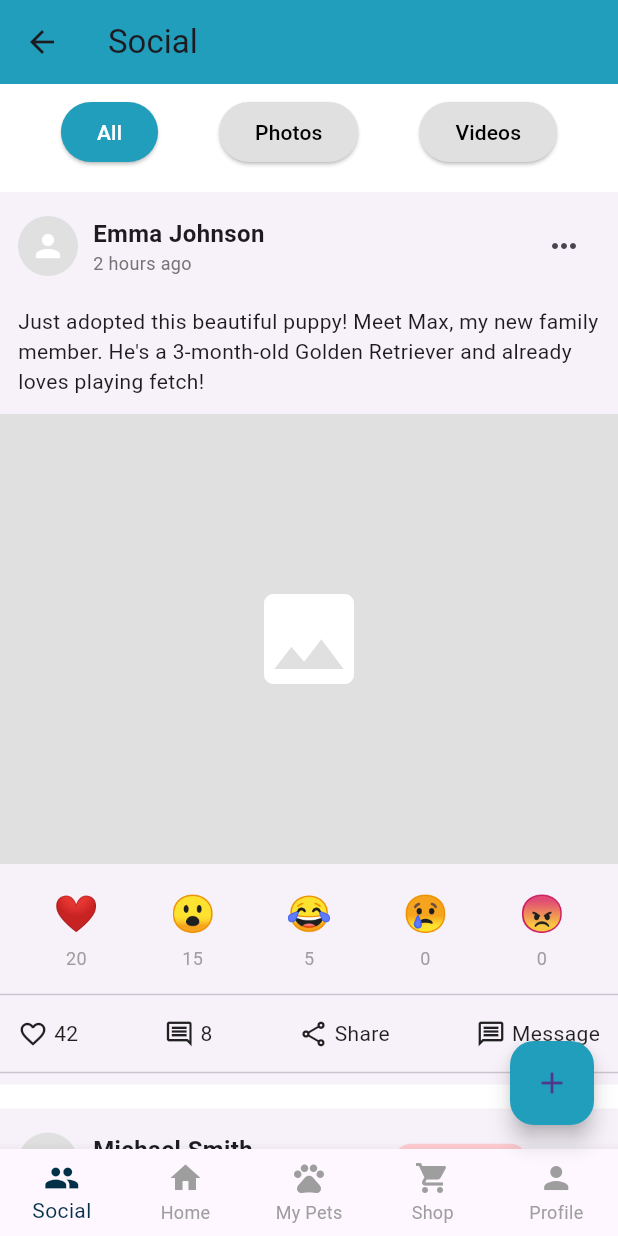
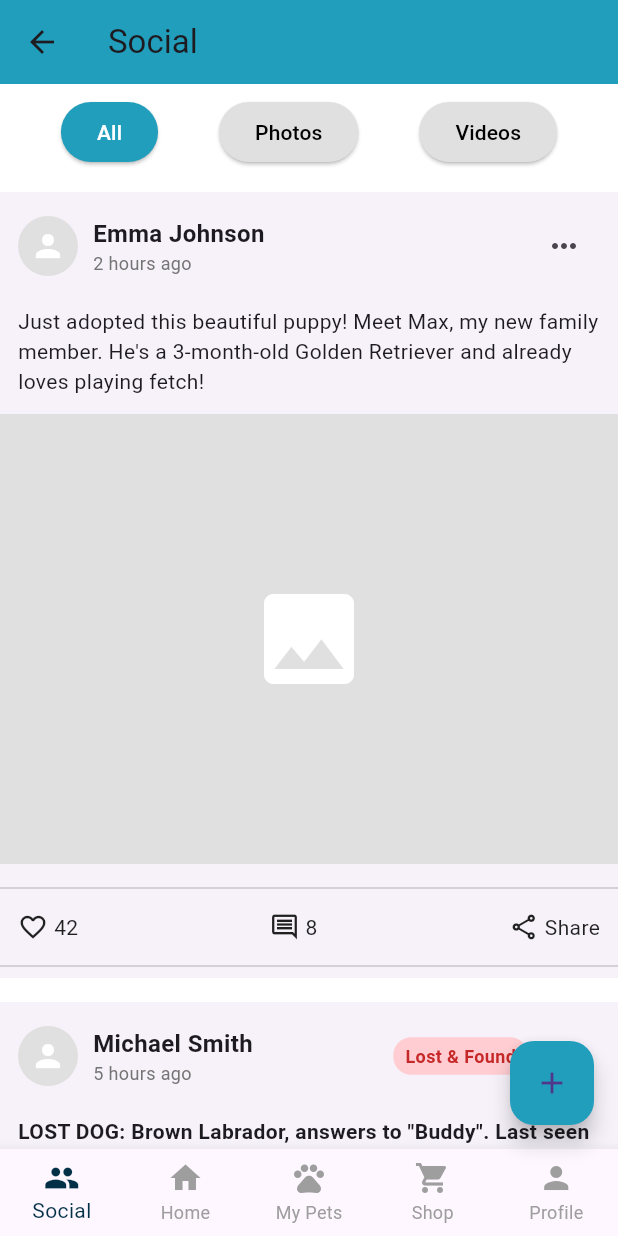
Before and after one commit to Shribodhi/SDGP-PawRescue, a Flutter app: the SocialPage screen opened directly, on a phone screen of 412 x 824 dp. Run offline on Flutter 3.47's test engine with Material 3 defaults, Android fonts, the phone set to English and light mode, and no system bars.

Commit message:
made some changes to code and fixed errors
modified some codes. Manually removed some of the posts. Removed direct message through post option.

```diff
--- a/lib/screens/social_page.dart
+++ b/lib/screens/social_page.dart
@@ -20,13 +20,6 @@ class _SocialPageState extends State<SocialPage> {
       'video': null,
       'likes': 42,
       'comments': 8,
-      'reactions': {
-        'love': 20,
-        'wow': 15,
-        'laugh': 5,
-        'sad': 0,
-        'angry': 0,
-      },
       'isLiked': false,
       'type': 'normal',
     },
@@ -40,13 +33,6 @@ class _SocialPageState extends State<SocialPage> {
       'video': null,
       'likes': 28,
       'comments': 5,
-      'reactions': {
-        'love': 0,
-        'wow': 0,
-        'laugh': 0,
-        'sad': 15,
-        'angry': 0,
-      },
       'isLiked': false,
       'type': 'lost_found',
     },
@@ -60,13 +46,6 @@ class _SocialPageState extends State<SocialPage> {
       'video': 'assets/videos/cat_playing.mp4',
       'likes': 62,
       'comments': 18,
-      'reactions': {
-        'love': 25,
-        'wow': 12,
-        'laugh': 20,
-        'sad': 0,
-        'angry': 0,
-      },
       'isLiked': false,
       'type': 'normal',
     },
@@ -258,8 +237,6 @@ class _SocialPageState extends State<SocialPage> {
               ),
             ),
 
-          _buildReactionsBar(post),
-
           const Divider(),
 
           Padding(
@@ -295,13 +272,6 @@ class _SocialPageState extends State<SocialPage> {
                         duration: Duration(seconds: 1),
                       ),
                     );
-                  },
-                ),
-                _buildActionButton(
-                  icon: Icons.message_outlined,
-                  label: 'Message',
-                  onTap: () {
-                    _showMessageDialog(context, post);
                   },
                 ),
               ],
@@ -363,14 +333,6 @@ class _SocialPageState extends State<SocialPage> {
                   Navigator.pop(context);
                 },
               ),
-              ListTile(
-                leading: const Icon(Icons.message),
-                title: const Text('Message User'),
-                onTap: () {
-                  Navigator.pop(context);
-                  _showMessageDialog(context, post);
-                },
-              ),
               if (post['username'] == 'Emma Johnson')
                 ListTile(
                   leading: const Icon(Icons.delete_outline, color: Colors.red),
@@ -390,57 +352,6 @@ class _SocialPageState extends State<SocialPage> {
                 ),
             ],
           ),
-        );
-      },
-    );
-  }
-
-  void _showMessageDialog(BuildContext context, Map<String, dynamic> post) {
-    final messageController = TextEditingController();
-
-    showDialog(
-      context: context,
-      builder: (context) {
-        return AlertDialog(
-          title: Text('Message ${post['username']}'),
-          content: Column(
-            mainAxisSize: MainAxisSize.min,
-            children: [
-              TextField(
-                controller: messageController,
-                decoration: const InputDecoration(
-                  hintText: 'Type your message...',
-                  border: OutlineInputBorder(),
-                ),
-                maxLines: 3,
-              ),
-            ],
-          ),
-          actions: [
-            TextButton(
-              onPressed: () {
-                Navigator.of(context).pop();
-              },
-              child: const Text('Cancel'),
-            ),
-            ElevatedButton(
-              onPressed: () {
-                if (messageController.text.isNotEmpty) {
-                  Navigator.of(context).pop();
-                  ScaffoldMessenger.of(context).showSnackBar(
-                    SnackBar(
-                      content: Text('Message sent to ${post['username']}'),
-                      backgroundColor: const Color(0xFF219EBC),
-                    ),
-                  );
-                }
-              },
-              style: ElevatedButton.styleFrom(
-                backgroundColor: const Color(0xFF219EBC),
-              ),
-              child: const Text('Send'),
-            ),
-          ],
         );
       },
     );
@@ -856,13 +767,6 @@ class _SocialPageState extends State<SocialPage> {
                                 'video': null,
                                 'likes': 0,
                                 'comments': 0,
-                                'reactions': {
-                                  'love': 0,
-                                  'wow': 0,
-                                  'laugh': 0,
-                                  'sad': 0,
-                                  'angry': 0,
-                                },
                                 'isLiked': false,
                                 'type': postType,
                               });
@@ -902,42 +806,6 @@ class _SocialPageState extends State<SocialPage> {
     );
   }
 
-  Widget _buildReactionsBar(Map<String, dynamic> post) {
-    return Padding(
-      padding: const EdgeInsets.symmetric(horizontal: 12, vertical: 8),
-      child: Row(
-        mainAxisAlignment: MainAxisAlignment.spaceAround,
-        children: [
-          _buildReactionButton(post, 'love', '❤️'),
-          _buildReactionButton(post, 'wow', '😮'),
-          _buildReactionButton(post, 'laugh', '😂'),
-          _buildReactionButton(post, 'sad', '😢'),
-          _buildReactionButton(post, 'angry', '😠'),
-        ],
-      ),
-    );
-  }
-
-  Widget _buildReactionButton(Map<String, dynamic> post, String reaction, String emoji) {
-    return InkWell(
-      onTap: () {
-        setState(() {
-          post['reactions'][reaction]++;
-        });
-      },
-      child: Column(
-        children: [
-          Text(emoji, style: const TextStyle(fontSize: 24)),
-          const SizedBox(height: 4),
-          Text(
-            '${post['reactions'][reaction]}',
-            style: const TextStyle(fontSize: 12, color: Colors.grey),
-          ),
-        ],
-      ),
-    );
-  }
-
   Widget _buildFilterButtons() {
     return Padding(
       padding: const EdgeInsets.symmetric(vertical: 8.0),
```
Also changed, not shown: 4 other files.
